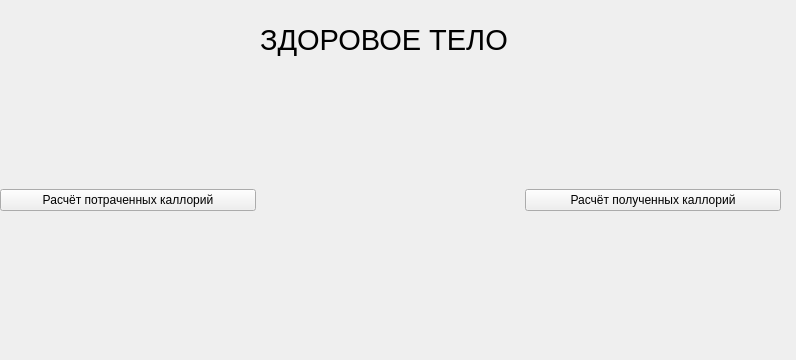
damirtt088/Yandex, file mainform.ui: the form before one commit; both pictures show x 0 to 796 and y 0 to 360 of the 796 by 521 pixel window.
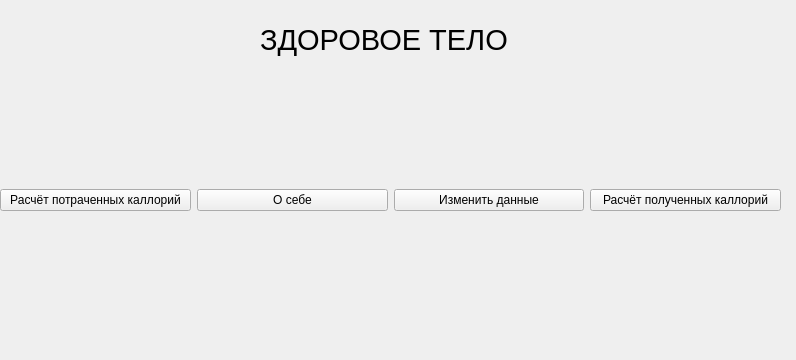
The form after the commit. Icons and pictures are not drawn.

```diff
--- a/mainform.ui
+++ b/mainform.ui
@@ -53,9 +53,16 @@
       </widget>
      </item>
      <item>
-      <widget class="QLabel" name="lbl_size">
+      <widget class="QPushButton" name="btn_youself">
        <property name="text">
-        <string/>
+        <string>О себе</string>
+       </property>
+      </widget>
+     </item>
+     <item>
+      <widget class="QPushButton" name="btn_add">
+       <property name="text">
+        <string>Изменить данные</string>
        </property>
       </widget>
      </item>
```
